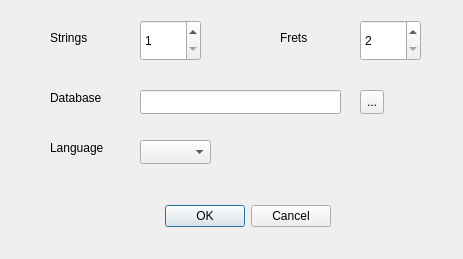
This is settingsdlg.ui in sdutz/LazyTabs as Qt 5 draws it before an edit. The edited form follows.
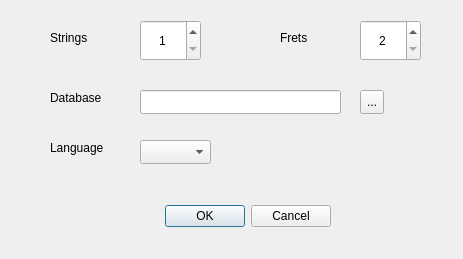
This is the edited form. Icons and pictures are not drawn.

Commit message: Fixed settings apply,  Avoided dialog resize

The edit to the form file:
```diff
--- a/settingsdlg.ui
+++ b/settingsdlg.ui
@@ -10,6 +10,18 @@
     <height>259</height>
    </rect>
   </property>
+  <property name="minimumSize">
+   <size>
+    <width>463</width>
+    <height>259</height>
+   </size>
+  </property>
+  <property name="maximumSize">
+   <size>
+    <width>463</width>
+    <height>259</height>
+   </size>
+  </property>
   <property name="windowTitle">
    <string>Settings</string>
   </property>
@@ -45,6 +57,9 @@
      <height>41</height>
     </rect>
    </property>
+   <property name="alignment">
+    <set>Qt::AlignCenter</set>
+   </property>
    <property name="minimum">
     <number>1</number>
    </property>
@@ -71,6 +86,9 @@
      <height>41</height>
     </rect>
    </property>
+   <property name="alignment">
+    <set>Qt::AlignCenter</set>
+   </property>
    <property name="minimum">
     <number>2</number>
    </property>
```
The commit also changes 4 other files.
